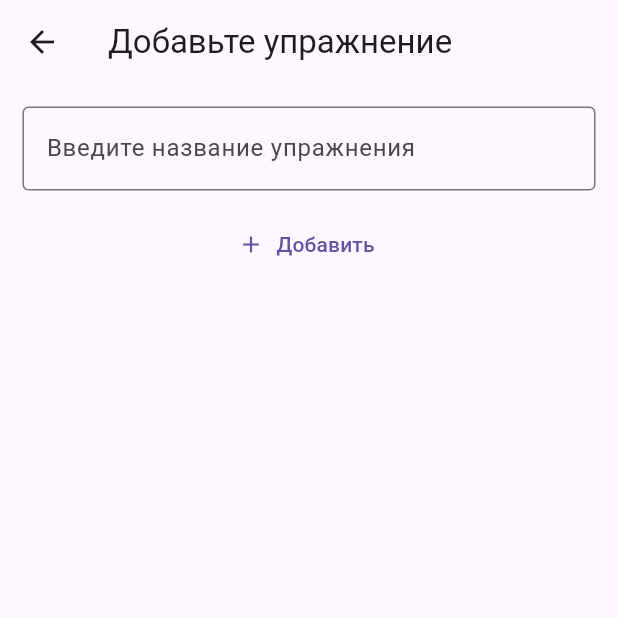
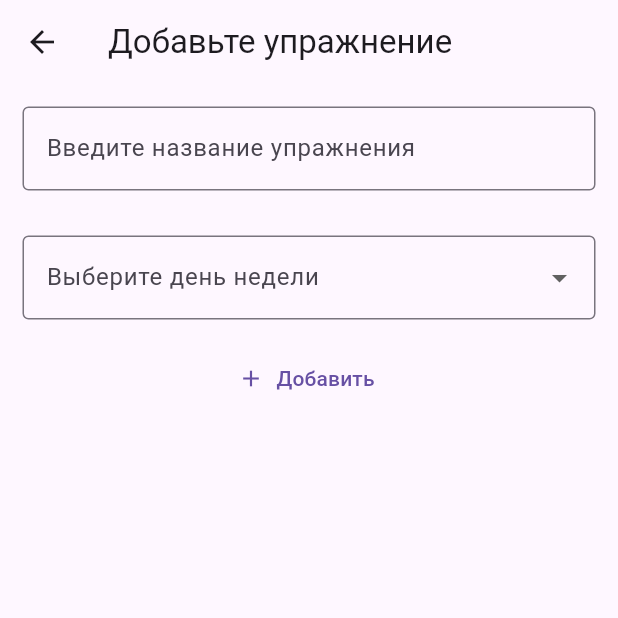
Before and after one commit to strell0213/GymTrack, a Flutter app: the screen it shows after launch, after a tap on the "add" icon, on a phone screen of 412 x 824 dp, the top half of it. Run offline on Flutter 3.47's test engine with Material 3 defaults, Android fonts, the light colour scheme and no system bars; our stand-ins replace shared_preferences.

Commit message:
Дни недели. Выводы отдельных списков по дням неделям и исправление при редактировании. Комбобокс в виджет добавления

```diff
--- a/flutter_application_1/lib/domain/entity/exercise.dart
+++ b/flutter_application_1/lib/domain/entity/exercise.dart
@@ -3,14 +3,16 @@ class Exercise
   String _name;
   int _weight;
   int _count;
+  String _day;
 
-  Exercise(this._name, this._count, this._weight);
+  Exercise(this._name, this._count, this._weight, this._day);
 
     // Для сериализации
   Map<String, dynamic> toJson() => {
         'name': _name,
         'weight': _weight,
         'count': _count,
+        'day': _day,
       };
 
   // Для десериализации
@@ -19,12 +21,14 @@ class Exercise
       json['name'],
       json['count'],
       json['weight'],
+      json['day'],
     );
   }
 
   String get name => _name;
   int get weight => _weight;
   int get count => _count;
+  String get day=>_day;
 
   set weight(int value) {
     _weight = value < 0 ? 0 : value; // Пример с валидацией
--- a/flutter_application_1/lib/ui/widgets/add_widget.dart
+++ b/flutter_application_1/lib/ui/widgets/add_widget.dart
@@ -13,6 +13,7 @@ class AddWidget extends StatefulWidget {
 
 class _AddWidgetState extends State<AddWidget> {
   final TextEditingController _searchController = TextEditingController();
+  String? selectedDay;
 
   @override
   void dispose() {
@@ -27,22 +28,23 @@ class _AddWidgetState extends State<AddWidget> {
     final text = _searchController.text;
     final isValid = am.checkControllerText(text);
 
+    if (selectedDay == null) {
+      ScaffoldMessenger.of(context).showSnackBar(
+        const SnackBar(content: Text('Выберите день недели!')),
+      );
+      return;
+    }
+
     if (isValid) {
-      mm.addExercise(Exercise(text, 0, 0));
+      mm.addExercise(Exercise(text, 0, 0, am.getDayForAdd(selectedDay)));
       Navigator.pop(context);
     } else {
       ScaffoldMessenger.of(context).showSnackBar(
-        SnackBar(
-          content: const Text('Ошибка! Вы ничего не ввели'),
-          action: SnackBarAction(
-            label: 'Закрыть',
-            onPressed: () => ScaffoldMessenger.of(context).clearSnackBars(),
-          ),
-        ),
+        const SnackBar(content: Text('Вы ничего не ввели!')),
       );
+      return;
     }
   }
-
   @override
   Widget build(BuildContext context) {
     return Scaffold(
@@ -58,7 +60,13 @@ class _AddWidgetState extends State<AddWidget> {
                 border: OutlineInputBorder(),
               ),
             ),
-            const SizedBox(height: 12),
+            const SizedBox(height: 30),
+            DayDropdown(
+              onChanged: (value) {
+                selectedDay = value;
+              },
+            ),
+            const SizedBox(height: 15),
             TextButton.icon(
               onPressed: _addExercise,
               icon: const Icon(Icons.add),
@@ -70,3 +78,42 @@ class _AddWidgetState extends State<AddWidget> {
     );
   }
 }
+
+
+class DayDropdown extends StatefulWidget {
+  final Function(String) onChanged;
+  const DayDropdown({super.key, required this.onChanged});
+
+  @override
+  State<DayDropdown> createState() => _DayDropdownState();
+}
+
+class _DayDropdownState extends State<DayDropdown> {
+  final List<String> _days = ['Пн', 'Вт', 'Ср', 'Чт', 'Пт', 'Сб', 'Вс'];
+  String? _selectedDay;
+
+  @override
+  Widget build(BuildContext context) {
+    return DropdownButtonFormField<String>(
+      decoration: const InputDecoration(
+        labelText: 'Выберите день недели',
+        border: OutlineInputBorder(),
+      ),
+      value: _selectedDay,
+      items: _days.map((day) {
+        return DropdownMenuItem(
+          value: day,
+          child: Text(day),
+        );
+      }).toList(),
+      onChanged: (value) {
+        setState(() {
+          _selectedDay = value;
+        });
+        if (value != null) {
+          widget.onChanged(value);
+        }
+      },
+    );
+  }
+}
--- a/flutter_application_1/lib/ui/widgets/main_model.dart
+++ b/flutter_application_1/lib/ui/widgets/main_model.dart
@@ -58,10 +58,10 @@ class ExerciseViewModel extends ChangeNotifier {
     }
   }
 
-  Future<void> updateExercise(int index, Exercise updated) async {
+  Future<void> updateExercise(Exercise updated) async {
     _setLoading(true);
     try {
-      await _service.updateExercise(index, updated);
+      await _service.updateExercise(updated);
       await loadExercises();
     } catch (e) {
       _setError(e.toString());
--- a/flutter_application_1/lib/ui/widgets/main_widget.dart
+++ b/flutter_application_1/lib/ui/widgets/main_widget.dart
@@ -9,12 +9,33 @@ class Mainwidget extends StatelessWidget {
 
   @override
   Widget build(BuildContext context) {
-    return Scaffold(
+    return DefaultTabController(
+      length: 7, // 7 дней недели
+      child: Scaffold(
         appBar: AppBar(
-        title: const Center(child: Text('GymTrack'),),),
-      body: Column(
+          title: const Center(child: Text('GymTrack')),
+          bottom: const TabBar(
+            isScrollable: true,
+            tabs: [
+              Tab(text: 'Пн'),
+              Tab(text: 'Вт'),
+              Tab(text: 'Ср'),
+              Tab(text: 'Чт'),
+              Tab(text: 'Пт'),
+              Tab(text: 'Сб'),
+              Tab(text: 'Вс'),
+            ],
+          ),
+        ),
+        body: const TabBarView(
           children: [
-          _ExerciseListBody()
+            _ExerciseListBody(day: 'mon'),
+            _ExerciseListBody(day: 'tue'),
+            _ExerciseListBody(day: 'wed'),
+            _ExerciseListBody(day: 'thu'),
+            _ExerciseListBody(day: 'fri'),
+            _ExerciseListBody(day: 'sat'),
+            _ExerciseListBody(day: 'sun'),
           ],
         ),
         floatingActionButton: FloatingActionButton(
@@ -31,15 +52,20 @@ class Mainwidget extends StatelessWidget {
           },
           child: const Icon(Icons.add),
         ),
+      ),
     );
   }
 }
+
 class _ExerciseListBody extends StatelessWidget {
-  const _ExerciseListBody();
+  final String day;
+  const _ExerciseListBody({required this.day});
 
   @override
   Widget build(BuildContext context) {
     final state = context.watch<ExerciseViewModel>().state;
+
+    final filteredExercises = state.exercises.where((e) => e.day == day).toList();
 
     if (state.isLoading) {
       return const Center(child: CircularProgressIndicator());
@@ -49,17 +75,16 @@ class _ExerciseListBody extends StatelessWidget {
       return Center(child: Text('Ошибка: ${state.errorMessage}'));
     }
 
-    if (state.exercises.isEmpty) {
+    if (filteredExercises.isEmpty) {
       return const Center(child: Text('Нет упражнений'));
     }
 
-    return Expanded(
-      child: ListView.builder(
-        itemCount: state.exercises.length,
+    return ListView.builder(
+      itemCount: filteredExercises.length,
       padding: const EdgeInsets.all(10),
       keyboardDismissBehavior: ScrollViewKeyboardDismissBehavior.onDrag,
       itemBuilder: (BuildContext context, int index){
-          final exercise=state.exercises[index];
+        final exercise = filteredExercises[index];
         // return _ExerciseListRowWidget(exercise: exercise, indexExercise: index);
 
         return Container(
@@ -95,7 +120,7 @@ class _ExerciseListBody extends StatelessWidget {
                       icon: const Icon(Icons.remove),
                       onPressed: () {
                         exercise.count-=1;
-                          context.read<ExerciseViewModel>().updateExercise(index, exercise);
+                        context.read<ExerciseViewModel>().updateExercise(exercise);
                       },
                     ),
                     Text(exercise.count.toString()),
@@ -103,7 +128,7 @@ class _ExerciseListBody extends StatelessWidget {
                       icon: const Icon(Icons.add),
                       onPressed: () {
                         exercise.count+=1;
-                          context.read<ExerciseViewModel>().updateExercise(index, exercise);
+                        context.read<ExerciseViewModel>().updateExercise(exercise);
                       },
                     ),
                   ],
@@ -116,7 +141,7 @@ class _ExerciseListBody extends StatelessWidget {
                       icon: const Icon(Icons.remove),
                       onPressed: () {
                         exercise.weight-=1;
-                          context.read<ExerciseViewModel>().updateExercise(index, exercise);
+                        context.read<ExerciseViewModel>().updateExercise(exercise);
                       },
                     ),
                     Text(exercise.weight.toString()), // поправил на вес
@@ -124,7 +149,7 @@ class _ExerciseListBody extends StatelessWidget {
                       icon: const Icon(Icons.add),
                       onPressed: () {
                         exercise.weight+=1;
-                          context.read<ExerciseViewModel>().updateExercise(index, exercise);
+                        context.read<ExerciseViewModel>().updateExercise(exercise);
                       },
                     ),
                   ],
@@ -140,7 +165,6 @@ class _ExerciseListBody extends StatelessWidget {
           ),
         );
       }
-      ),
     );
   }
 }
```
Also changed, not shown: flutter_application_1/lib/domain/entity/dayofweek.dart (added, +25 -0 lines), flutter_application_1/lib/domain/services/exercise_service.dart (+12 -4 lines), flutter_application_1/lib/ui/widgets/add_model.dart (+23 -0 lines). Lines whose indentation alone changed are shown as unchanged.
